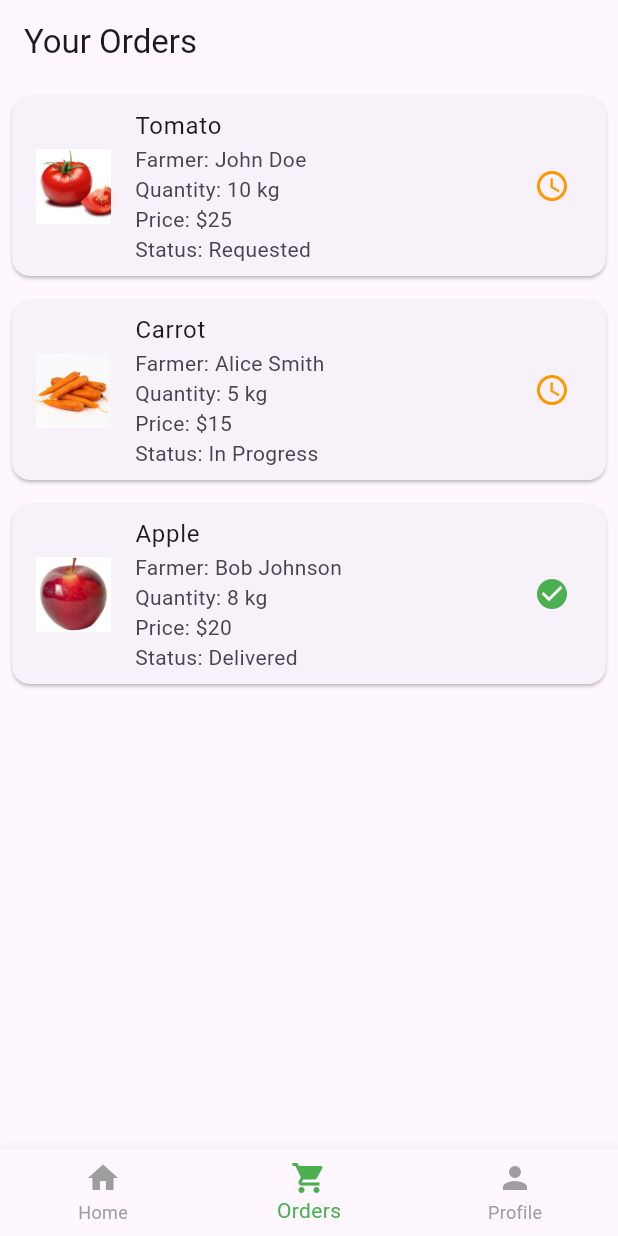
After one commit to dp913/farm_direct, a Flutter app: the ConsumerOrdersScreen screen opened directly, on a phone screen of 412 x 824 dp. The commit adds this screen. Run offline on Flutter 3.47's test engine with Material 3 defaults, Android fonts, the phone set to English and light mode, and no system bars.

Commit message:
Consumer profile and orders page

```diff
--- /dev/null
+++ b/lib/consumer_orders_screen.dart
@@ -0,0 +1,115 @@
+import 'package:flutter/material.dart';
+
+import 'consumer_home_screen.dart';
+import 'consumer_profile_screen.dart';
+
+class ConsumerOrdersScreen extends StatelessWidget {
+  // Mock list of orders
+  final List<Map<String, String>> orders = [
+    {
+      'product': 'Tomato',
+      'farmer': 'John Doe',
+      'quantity': '10 kg',
+      'price': '\$25',
+      'status': 'Requested',
+      'image': 'assets/tomato.png',
+    },
+    {
+      'product': 'Carrot',
+      'farmer': 'Alice Smith',
+      'quantity': '5 kg',
+      'price': '\$15',
+      'status': 'In Progress',
+      'image': 'assets/carrot.png',
+    },
+    {
+      'product': 'Apple',
+      'farmer': 'Bob Johnson',
+      'quantity': '8 kg',
+      'price': '\$20',
+      'status': 'Delivered',
+      'image': 'assets/apple.png',
+    },
+  ];
+
+  @override
+  Widget build(BuildContext context) {
+    return Scaffold(
+      appBar: AppBar(
+        title: Text('Your Orders'),
+      ),
+      body: ListView.builder(
+        itemCount: orders.length,
+        itemBuilder: (context, index) {
+          final order = orders[index];
+          return OrderCard(order: order);
+        },
+      ),
+      bottomNavigationBar: BottomNavigationBar(
+        currentIndex: 1, // Set this to 1 because this is the Orders page
+        items: [
+          BottomNavigationBarItem(icon: Icon(Icons.home), label: 'Home'),
+          BottomNavigationBarItem(
+              icon: Icon(Icons.shopping_cart), label: 'Orders'),
+          BottomNavigationBarItem(icon: Icon(Icons.person), label: 'Profile'),
+        ],
+        selectedItemColor: Colors.green, // Highlighted color
+        unselectedItemColor: Colors.grey, // Non-highlighted color
+        showUnselectedLabels: true,
+        onTap: (index) {
+          // Navigation logic
+          if (index == 0) {
+            Navigator.pushReplacement(
+              context,
+              MaterialPageRoute(builder: (context) => HomeScreen()),
+            );
+          } else if (index == 1) {
+            // Stay on Orders screen
+          } else if (index == 2) {
+            Navigator.pushReplacement(
+              context,
+              MaterialPageRoute(builder: (context) => ConsumerProfileScreen()),
+            );
+          }
+        },
+      ),
+    );
+  }
+}
+
+class OrderCard extends StatelessWidget {
+  final Map<String, String> order;
+
+  OrderCard({required this.order});
+
+  @override
+  Widget build(BuildContext context) {
+    return Card(
+      margin: EdgeInsets.all(8.0),
+      child: ListTile(
+        leading: Image.asset(
+          order['image']!,
+          width: 50,
+          height: 50,
+          fit: BoxFit.cover,
+        ),
+        title: Text(order['product']!),
+        subtitle: Column(
+          crossAxisAlignment: CrossAxisAlignment.start,
+          children: [
+            Text('Farmer: ${order['farmer']}'),
+            Text('Quantity: ${order['quantity']}'),
+            Text('Price: ${order['price']}'),
+            Text('Status: ${order['status']}'),
+          ],
+        ),
+        trailing: Icon(
+          order['status'] == 'Delivered'
+              ? Icons.check_circle
+              : Icons.access_time,
+          color: order['status'] == 'Delivered' ? Colors.green : Colors.orange,
+        ),
+      ),
+    );
+  }
+}
```
Also changed, not shown: lib/consumer_home_screen.dart (+19 -0 lines), lib/consumer_profile_screen.dart (added, +144 -0 lines), lib/farmer_list_screen.dart (+12 -4 lines), lib/product_category_screen.dart (+11 -1 lines), lib/product_detail_screen.dart (+68 -1 lines).
